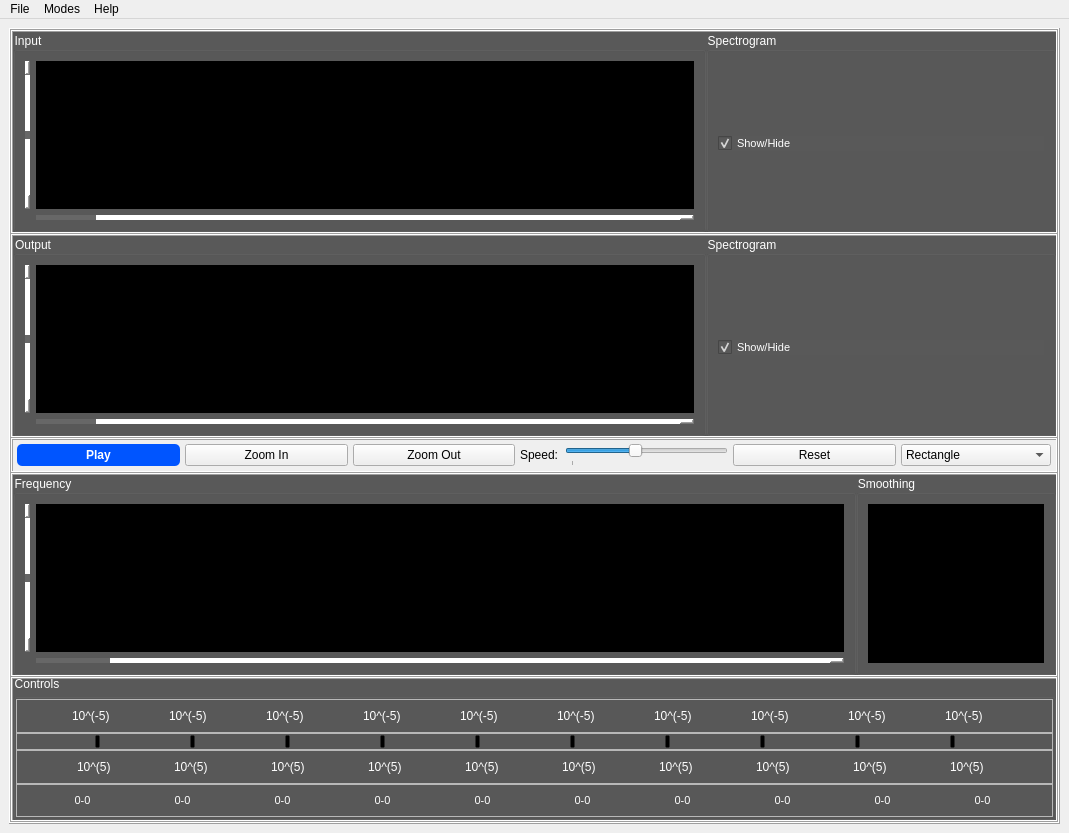
First picture: the form in task3.ui, repository OmarAtef0/Signal-Equalizer, before the edit.
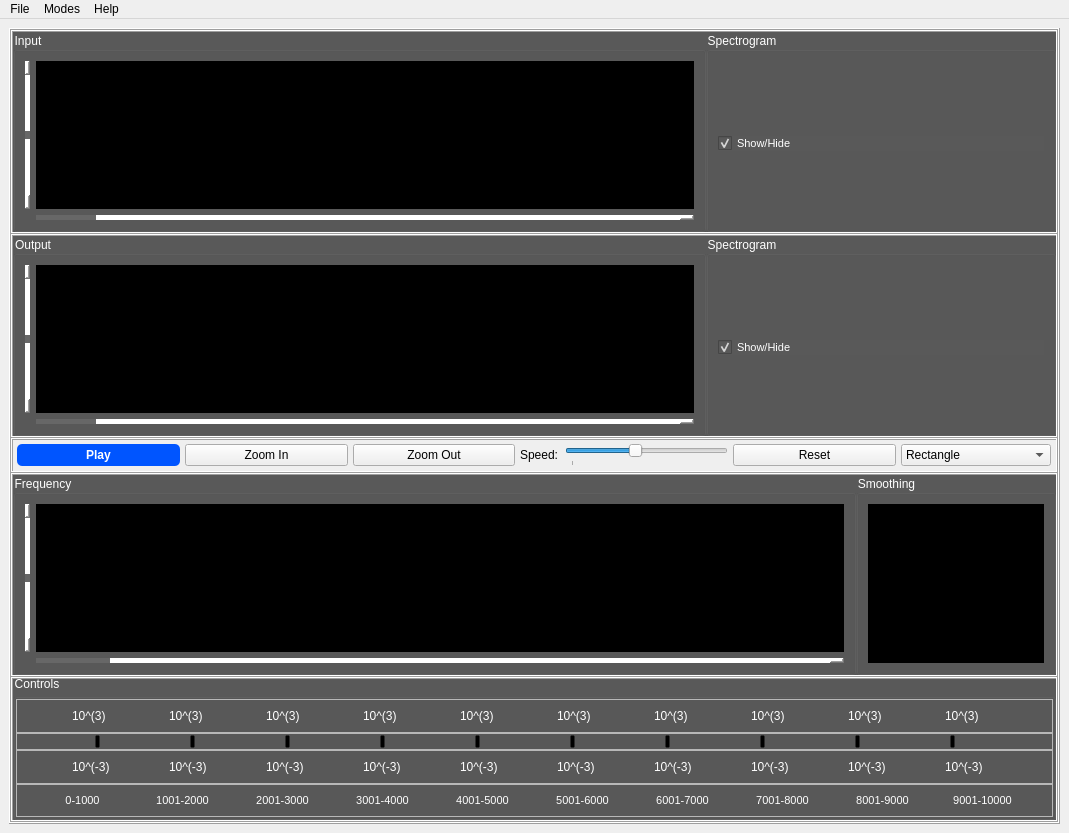
Second picture: the form after the edit. Custom widgets are drawn as their Qt base class.

```diff
--- a/task3.ui
+++ b/task3.ui
@@ -1077,7 +1077,7 @@
                    <string notr="true">color: rgb(255, 255, 255);</string>
                   </property>
                   <property name="text">
-                   <string>10^(-5)</string>
+                   <string>10^(3)</string>
                   </property>
                  </widget>
                 </item>
@@ -1105,7 +1105,7 @@
                    <string notr="true">color: rgb(255, 255, 255);</string>
                   </property>
                   <property name="text">
-                   <string>10^(-5)</string>
+                   <string>10^(3)</string>
                   </property>
                  </widget>
                 </item>
@@ -1133,7 +1133,7 @@
                    <string notr="true">color: rgb(255, 255, 255);</string>
                   </property>
                   <property name="text">
-                   <string>10^(-5)</string>
+                   <string>10^(3)</string>
                   </property>
                  </widget>
                 </item>
@@ -1161,7 +1161,7 @@
                    <string notr="true">color: rgb(255, 255, 255);</string>
                   </property>
                   <property name="text">
-                   <string>10^(-5)</string>
+                   <string>10^(3)</string>
                   </property>
                  </widget>
                 </item>
@@ -1189,7 +1189,7 @@
                    <string notr="true">color: rgb(255, 255, 255);</string>
                   </property>
                   <property name="text">
-                   <string>10^(-5)</string>
+                   <string>10^(3)</string>
                   </property>
                  </widget>
                 </item>
@@ -1217,7 +1217,7 @@
                    <string notr="true">color: rgb(255, 255, 255);</string>
                   </property>
                   <property name="text">
-                   <string>10^(-5)</string>
+                   <string>10^(3)</string>
                   </property>
                  </widget>
                 </item>
@@ -1245,7 +1245,7 @@
                    <string notr="true">color: rgb(255, 255, 255);</string>
                   </property>
                   <property name="text">
-                   <string>10^(-5)</string>
+                   <string>10^(3)</string>
                   </property>
                  </widget>
                 </item>
@@ -1273,7 +1273,7 @@
                    <string notr="true">color: rgb(255, 255, 255);</string>
                   </property>
                   <property name="text">
-                   <string>10^(-5)</string>
+                   <string>10^(3)</string>
                   </property>
                  </widget>
                 </item>
@@ -1301,7 +1301,7 @@
                    <string notr="true">color: rgb(255, 255, 255);</string>
                   </property>
                   <property name="text">
-                   <string>10^(-5)</string>
+                   <string>10^(3)</string>
                   </property>
                  </widget>
                 </item>
@@ -1329,7 +1329,7 @@
                    <string notr="true">color: rgb(255, 255, 255);</string>
                   </property>
                   <property name="text">
-                   <string>10^(-5)</string>
+                   <string>10^(3)</string>
                   </property>
                  </widget>
                 </item>
@@ -1887,7 +1887,7 @@
                   </property>
                   <property name="maximumSize">
                    <size>
-                    <width>40</width>
+                    <width>45</width>
                     <height>16777215</height>
                    </size>
                   </property>
@@ -1895,7 +1895,7 @@
                    <string notr="true">color: rgb(255, 255, 255);</string>
                   </property>
                   <property name="text">
-                   <string>10^(5)</string>
+                   <string>10^(-3)</string>
                   </property>
                  </widget>
                 </item>
@@ -1915,7 +1915,7 @@
                   </property>
                   <property name="maximumSize">
                    <size>
-                    <width>40</width>
+                    <width>45</width>
                     <height>16777215</height>
                    </size>
                   </property>
@@ -1923,7 +1923,7 @@
                    <string notr="true">color: rgb(255, 255, 255);</string>
                   </property>
                   <property name="text">
-                   <string>10^(5)</string>
+                   <string>10^(-3)</string>
                   </property>
                  </widget>
                 </item>
@@ -1943,7 +1943,7 @@
                   </property>
                   <property name="maximumSize">
                    <size>
-                    <width>40</width>
+                    <width>45</width>
                     <height>16777215</height>
                    </size>
                   </property>
@@ -1951,7 +1951,7 @@
                    <string notr="true">color: rgb(255, 255, 255);</string>
                   </property>
                   <property name="text">
-                   <string>10^(5)</string>
+                   <string>10^(-3)</string>
                   </property>
                  </widget>
                 </item>
@@ -1971,7 +1971,7 @@
                   </property>
                   <property name="maximumSize">
                    <size>
-                    <width>40</width>
+                    <width>45</width>
                     <height>16777215</height>
                    </size>
                   </property>
@@ -1979,7 +1979,7 @@
                    <string notr="true">color: rgb(255, 255, 255);</string>
                   </property>
                   <property name="text">
-                   <string>10^(5)</string>
+                   <string>10^(-3)</string>
                   </property>
                  </widget>
                 </item>
@@ -1999,7 +1999,7 @@
                   </property>
                   <property name="maximumSize">
                    <size>
-                    <width>40</width>
+                    <width>45</width>
                     <height>16777215</height>
                    </size>
                   </property>
@@ -2007,7 +2007,7 @@
                    <string notr="true">color: rgb(255, 255, 255);</string>
                   </property>
                   <property name="text">
-                   <string>10^(5)</string>
+                   <string>10^(-3)</string>
                   </property>
                  </widget>
                 </item>
@@ -2027,7 +2027,7 @@
                   </property>
                   <property name="maximumSize">
                    <size>
-                    <width>40</width>
+                    <width>45</width>
                     <height>16777215</height>
                    </size>
                   </property>
@@ -2035,7 +2035,7 @@
                    <string notr="true">color: rgb(255, 255, 255);</string>
                   </property>
                   <property name="text">
-                   <string>10^(5)</string>
+                   <string>10^(-3)</string>
                   </property>
                  </widget>
                 </item>
@@ -2055,7 +2055,7 @@
                   </property>
                   <property name="maximumSize">
                    <size>
-                    <width>40</width>
+                    <width>45</width>
                     <height>16777215</height>
                    </size>
                   </property>
@@ -2063,7 +2063,7 @@
                    <string notr="true">color: rgb(255, 255, 255);</string>
                   </property>
                   <property name="text">
-                   <string>10^(5)</string>
+                   <string>10^(-3)</string>
                   </property>
                  </widget>
                 </item>
@@ -2083,7 +2083,7 @@
                   </property>
                   <property name="maximumSize">
                    <size>
-                    <width>40</width>
+                    <width>45</width>
                     <height>16777215</height>
                    </size>
                   </property>
@@ -2091,7 +2091,7 @@
                    <string notr="true">color: rgb(255, 255, 255);</string>
                   </property>
                   <property name="text">
-                   <string>10^(5)</string>
+                   <string>10^(-3)</string>
                   </property>
                  </widget>
                 </item>
@@ -2111,7 +2111,7 @@
                   </property>
                   <property name="maximumSize">
                    <size>
-                    <width>40</width>
+                    <width>45</width>
                     <height>16777215</height>
                    </size>
                   </property>
@@ -2119,7 +2119,7 @@
                    <string notr="true">color: rgb(255, 255, 255);</string>
                   </property>
                   <property name="text">
-                   <string>10^(5)</string>
+                   <string>10^(-3)</string>
                   </property>
                  </widget>
                 </item>
@@ -2139,7 +2139,7 @@
                   </property>
                   <property name="maximumSize">
                    <size>
-                    <width>40</width>
+                    <width>45</width>
                     <height>16777215</height>
                    </size>
                   </property>
@@ -2147,7 +2147,7 @@
                    <string notr="true">color: rgb(255, 255, 255);</string>
                   </property>
                   <property name="text">
-                   <string>10^(5)</string>
+                   <string>10^(-3)</string>
                   </property>
                  </widget>
                 </item>
@@ -2192,7 +2192,7 @@
                    <string notr="true">color: rgb(255, 255, 255);</string>
                   </property>
                   <property name="text">
-                   <string>0-0</string>
+                   <string>0-1000</string>
                   </property>
                   <property name="alignment">
                    <set>Qt::AlignCenter</set>
@@ -2228,7 +2228,7 @@
                    <string notr="true">color: rgb(255, 255, 255);</string>
                   </property>
                   <property name="text">
-                   <string>0-0</string>
+                   <string>1001-2000</string>
                   </property>
                   <property name="alignment">
                    <set>Qt::AlignCenter</set>
@@ -2264,7 +2264,7 @@
                    <string notr="true">color: rgb(255, 255, 255);</string>
                   </property>
                   <property name="text">
-                   <string>0-0</string>
+                   <string>2001-3000</string>
                   </property>
                   <property name="alignment">
                    <set>Qt::AlignCenter</set>
@@ -2300,7 +2300,7 @@
                    <string notr="true">color: rgb(255, 255, 255);</string>
                   </property>
                   <property name="text">
-                   <string>0-0</string>
+                   <string>3001-4000</string>
                   </property>
                   <property name="alignment">
                    <set>Qt::AlignCenter</set>
@@ -2336,7 +2336,7 @@
                    <string notr="true">color: rgb(255, 255, 255);</string>
                   </property>
                   <property name="text">
-                   <string>0-0</string>
+                   <string>4001-5000</string>
                   </property>
                   <property name="alignment">
                    <set>Qt::AlignCenter</set>
@@ -2372,7 +2372,7 @@
                    <string notr="true">color: rgb(255, 255, 255);</string>
                   </property>
                   <property name="text">
-                   <string>0-0</string>
+                   <string>5001-6000</string>
                   </property>
                   <property name="alignment">
                    <set>Qt::AlignCenter</set>
@@ -2408,7 +2408,7 @@
                    <string notr="true">color: rgb(255, 255, 255);</string>
                   </property>
                   <property name="text">
-                   <string>0-0</string>
+                   <string>6001-7000</string>
                   </property>
                   <property name="alignment">
                    <set>Qt::AlignCenter</set>
@@ -2444,7 +2444,7 @@
                    <string notr="true">color: rgb(255, 255, 255);</string>
                   </property>
                   <property name="text">
-                   <string>0-0</string>
+                   <string>7001-8000</string>
                   </property>
                   <property name="alignment">
                    <set>Qt::AlignCenter</set>
@@ -2480,7 +2480,7 @@
                    <string notr="true">color: rgb(255, 255, 255);</string>
                   </property>
                   <property name="text">
-                   <string>0-0</string>
+                   <string>8001-9000</string>
                   </property>
                   <property name="alignment">
                    <set>Qt::AlignCenter</set>
@@ -2516,7 +2516,7 @@
                    <string notr="true">color: rgb(255, 255, 255);</string>
                   </property>
                   <property name="text">
-                   <string>0-0</string>
+                   <string>9001-10000</string>
                   </property>
                   <property name="alignment">
                    <set>Qt::AlignCenter</set>
```
Left out of the diff: 40 changed lines with no effect on the pictures.
